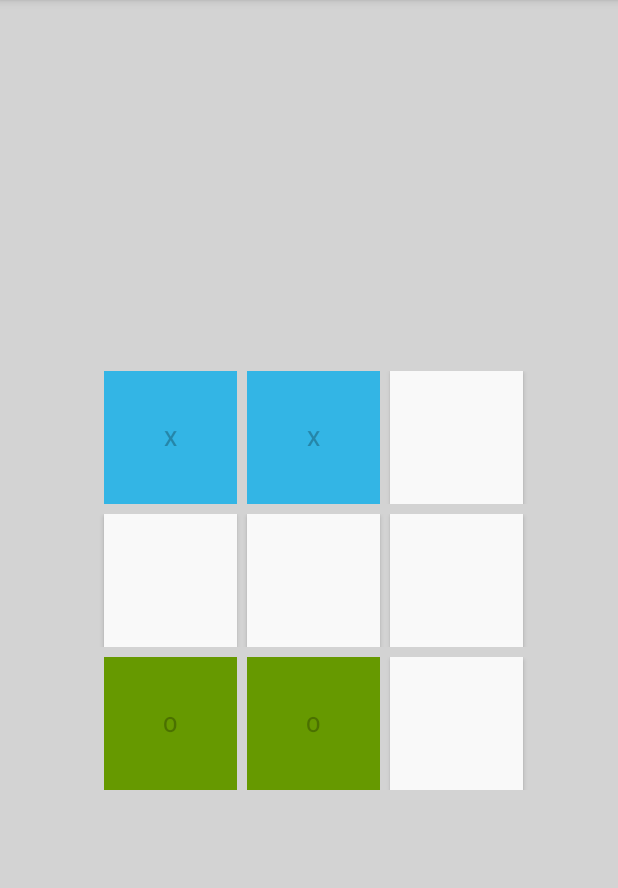
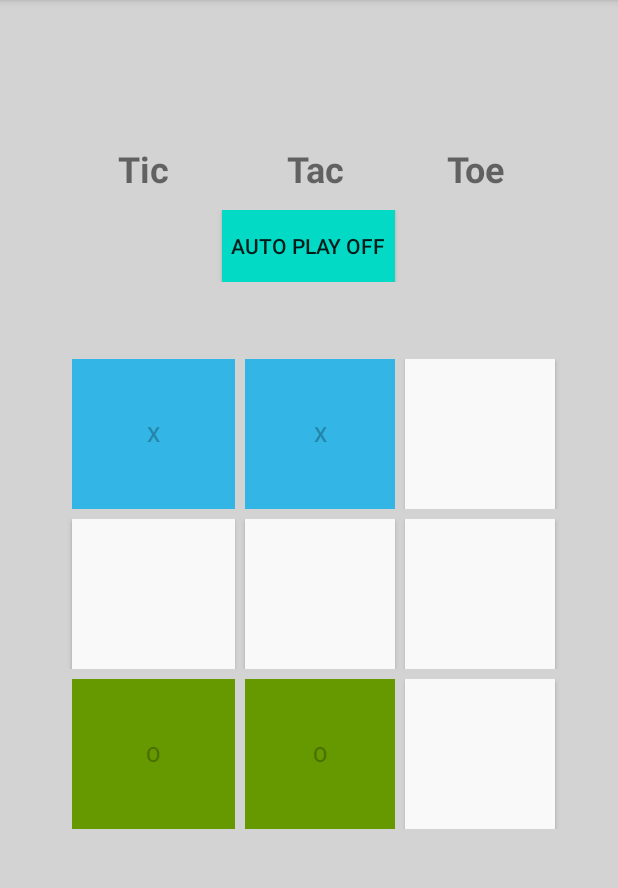
Before and after one commit to techtwice/TicTacToeGames, an Android app: the screen it shows after launch (MainActivity), after a tap on an icon or button, on a phone screen of 412 x 824 dp, the part 84-972 px from its top. Run offline under Robolectric (Android 15) with nearby library versions, the phone set to English and light mode, and no system bars; 3 other taps on this screen came first.

Commit message:
changeAutoPlay Function & Button Design

```diff
--- a/app/src/main/java/com/techtwice/tictactoegames/MainActivity.kt
+++ b/app/src/main/java/com/techtwice/tictactoegames/MainActivity.kt
@@ -11,13 +11,15 @@ import kotlin.collections.ArrayList
 
 open class MainActivity : AppCompatActivity(), View.OnClickListener {
 
-    var activePlayer = 1
+    private var autoPlay = true
 
-    var player1 = ArrayList<Int>()
-    var player2 = ArrayList<Int>()
+    private var activePlayer = 1
 
-    var player1WinsCounts = 0
-    var player2WinsCounts = 0
+    private var player1 = ArrayList<Int>()
+    private var player2 = ArrayList<Int>()
+
+    private var player1WinsCounts = 0
+    private var player2WinsCounts = 0
 
     override fun onCreate(savedInstanceState: Bundle?) {
         super.onCreate(savedInstanceState)
@@ -32,12 +34,14 @@ open class MainActivity : AppCompatActivity(), View.OnClickListener {
         bt7.setOnClickListener(this)
         bt8.setOnClickListener(this)
         bt9.setOnClickListener(this)
+        btAutoPlay.setOnClickListener(this)
 
     }
 
     override fun onClick(view: View) {
 
         val btSelected = view as Button
+
         var collId = 0
 
         when (btSelected.id) {
@@ -50,15 +54,35 @@ open class MainActivity : AppCompatActivity(), View.OnClickListener {
             R.id.bt7 -> collId = 7
             R.id.bt8 -> collId = 8
             R.id.bt9 -> collId = 9
+            R.id.btAutoPlay -> collId = 100
         }
+
 
         // Log.d("btClick:", btSelected.id.toString())
         // Log.d("btClick: collId:", collId.toString())
         // Toast.makeText(this, "btClick:" + btSelected.id.toString(), Toast.LENGTH_LONG).show()
         // Toast.makeText(this, "btClick: collId:" + collId.toString(), Toast.LENGTH_LONG).show()
 
+        if (collId == 100) {
+            changeAutoPlay()
+            return
+        }
+
         playGames(collId, btSelected)
 
+    }
+
+
+    private fun changeAutoPlay() {
+        if (autoPlay) {
+            autoPlay = false
+            btAutoPlay.text = "Auto Play ON"
+            btAutoPlay.setBackgroundResource(R.color.colorPrimary)
+        } else {
+            autoPlay = true
+            btAutoPlay.text = "Auto Play OFF"
+            btAutoPlay.setBackgroundResource(R.color.colorAccent)
+        }
     }
 
     private fun playGames(collId: Int, btSelected: Button) {
@@ -68,7 +92,10 @@ open class MainActivity : AppCompatActivity(), View.OnClickListener {
             btSelected.setBackgroundResource(R.color.blue)
             player1.add(collId)
             activePlayer = 2
-            autoPlay()
+            if (autoPlay) {
+                autoPlay()
+            }
+
         } else {
             btSelected.text = "O"
             btSelected.setBackgroundResource(R.color.darkGreen)
@@ -181,14 +208,14 @@ open class MainActivity : AppCompatActivity(), View.OnClickListener {
         }
     }
 
-    fun restartGame() {
+    private fun restartGame() {
         activePlayer = 1
         player1.clear()
         player2.clear()
 
         for (collId in 1..9) {
 
-            var btSelected: Button? = when (collId) {
+            val btSelected: Button? = when (collId) {
                 1 -> bt1
                 2 -> bt2
                 3 -> bt3
@@ -203,12 +230,17 @@ open class MainActivity : AppCompatActivity(), View.OnClickListener {
                 }
             }
             btSelected!!.text = ""
-            btSelected!!.setBackgroundResource(R.color.whileBu)
-            btSelected!!.isEnabled = true
+            btSelected.setBackgroundResource(R.color.whileBu)
+            btSelected.isEnabled = true
         }
 
-        Toast.makeText(this, "Player1: $player1WinsCounts, Player2: $player2WinsCounts", Toast.LENGTH_LONG).show()
+        Toast.makeText(
+            this,
+            "Player1: $player1WinsCounts, Player2: $player2WinsCounts",
+            Toast.LENGTH_LONG
+        ).show()
 
     }
 
+
 }
--- a/app/src/main/res/layout/activity_main.xml
+++ b/app/src/main/res/layout/activity_main.xml
@@ -1,4 +1,5 @@
 <?xml version="1.0" encoding="utf-8"?>
+
 <TableLayout xmlns:android="http://schemas.android.com/apk/res/android"
     xmlns:tools="http://schemas.android.com/tools"
     android:layout_width="match_parent"
@@ -10,30 +11,75 @@
     <TableRow
         android:layout_width="match_parent"
         android:layout_height="match_parent"
+        android:layout_marginTop="-50pt"
+        android:layout_marginBottom="50pt"
+        android:gravity="center">
+
+
+        <TextView
+            android:text="Tic "
+            android:textAlignment="center"
+            android:textSize="24sp"
+            android:textStyle="bold" />
+        <TextView
+            android:text="Tac"
+            android:textAlignment="center"
+            android:textSize="24sp"
+            android:textStyle="bold" />
+        <TextView
+            android:text="Toe"
+            android:textAlignment="center"
+            android:textSize="24sp"
+            android:textStyle="bold" />
+
+    </TableRow>
+
+    <TableRow
+        android:layout_width="match_parent"
+        android:layout_height="match_parent"
+        android:layout_marginTop="-45pt"
+        android:layout_marginBottom="20pt"
+        android:gravity="center">
+
+
+        <Button
+            android:id="@+id/btAutoPlay"
+            android:layout_width="wrap_content"
+            android:layout_height="wrap_content"
+            android:background="@color/colorAccent"
+            android:padding="6sp"
+            android:text="Auto Play OFF"
+            tools:ignore="ButtonStyle" />
+    </TableRow>
+
+
+    <TableRow
+        android:layout_width="match_parent"
+        android:layout_height="match_parent"
         android:layout_marginTop="3pt"
         android:gravity="center">
 
         <Button
             tools:ignore="ButtonStyle"
             android:id="@+id/bt1"
-            android:layout_width="40pt"
-            android:layout_height="40pt"
+            android:layout_width="45pt"
+            android:layout_height="45pt"
             android:layout_marginLeft="3pt"
             android:background="@color/whileBu" />
 
         <Button
             tools:ignore="ButtonStyle"
             android:id="@+id/bt2"
-            android:layout_width="40pt"
-            android:layout_height="40pt"
+            android:layout_width="45pt"
+            android:layout_height="45pt"
             android:layout_marginLeft="3pt"
             android:background="@color/whileBu" />
 
         <Button
             tools:ignore="ButtonStyle"
             android:id="@+id/bt3"
-            android:layout_width="40pt"
-            android:layout_height="40pt"
+            android:layout_width="45pt"
+            android:layout_height="45pt"
             android:layout_marginLeft="3pt"
             android:background="@color/whileBu"/>
     </TableRow>
@@ -47,24 +93,24 @@
         <Button
             tools:ignore="ButtonStyle"
             android:id="@+id/bt4"
-            android:layout_width="40pt"
-            android:layout_height="40pt"
+            android:layout_width="45pt"
+            android:layout_height="45pt"
             android:layout_marginLeft="3pt"
             android:background="@color/whileBu" />
 
         <Button
             tools:ignore="ButtonStyle"
             android:id="@+id/bt5"
-            android:layout_width="40pt"
-            android:layout_height="40pt"
+            android:layout_width="45pt"
+            android:layout_height="45pt"
             android:layout_marginLeft="3pt"
             android:background="@color/whileBu" />
 
         <Button
             tools:ignore="ButtonStyle"
             android:id="@+id/bt6"
-            android:layout_width="40pt"
-            android:layout_height="40pt"
+            android:layout_width="45pt"
+            android:layout_height="45pt"
             android:layout_marginLeft="3pt"
             android:background="@color/whileBu" />
     </TableRow>
@@ -79,24 +125,24 @@
         <Button
             tools:ignore="ButtonStyle"
             android:id="@+id/bt7"
-            android:layout_width="40pt"
-            android:layout_height="40pt"
+            android:layout_width="45pt"
+            android:layout_height="45pt"
             android:layout_marginLeft="3pt"
             android:background="@color/whileBu" />
 
         <Button
             tools:ignore="ButtonStyle"
             android:id="@+id/bt8"
-            android:layout_width="40pt"
-            android:layout_height="40pt"
+            android:layout_width="45pt"
+            android:layout_height="45pt"
             android:layout_marginLeft="3pt"
             android:background="@color/whileBu" />
 
         <Button
             tools:ignore="ButtonStyle"
             android:id="@+id/bt9"
-            android:layout_width="40pt"
-            android:layout_height="40pt"
+            android:layout_width="45pt"
+            android:layout_height="45pt"
             android:layout_marginLeft="3pt"
             android:background="@color/whileBu" />
     </TableRow>
```
